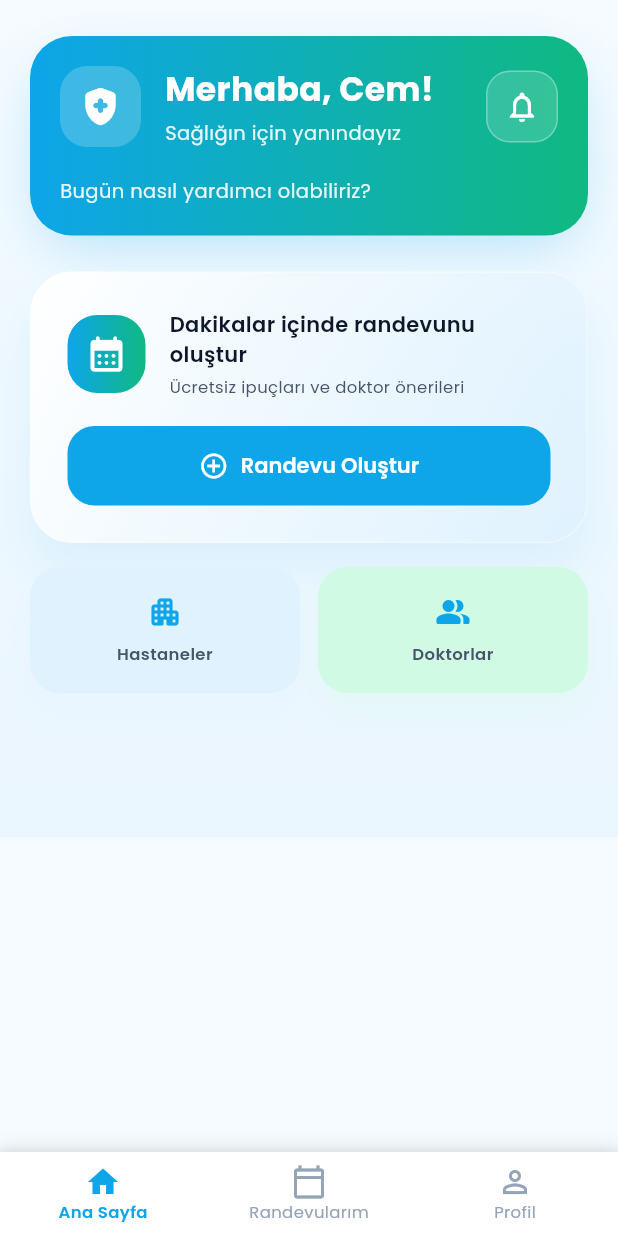
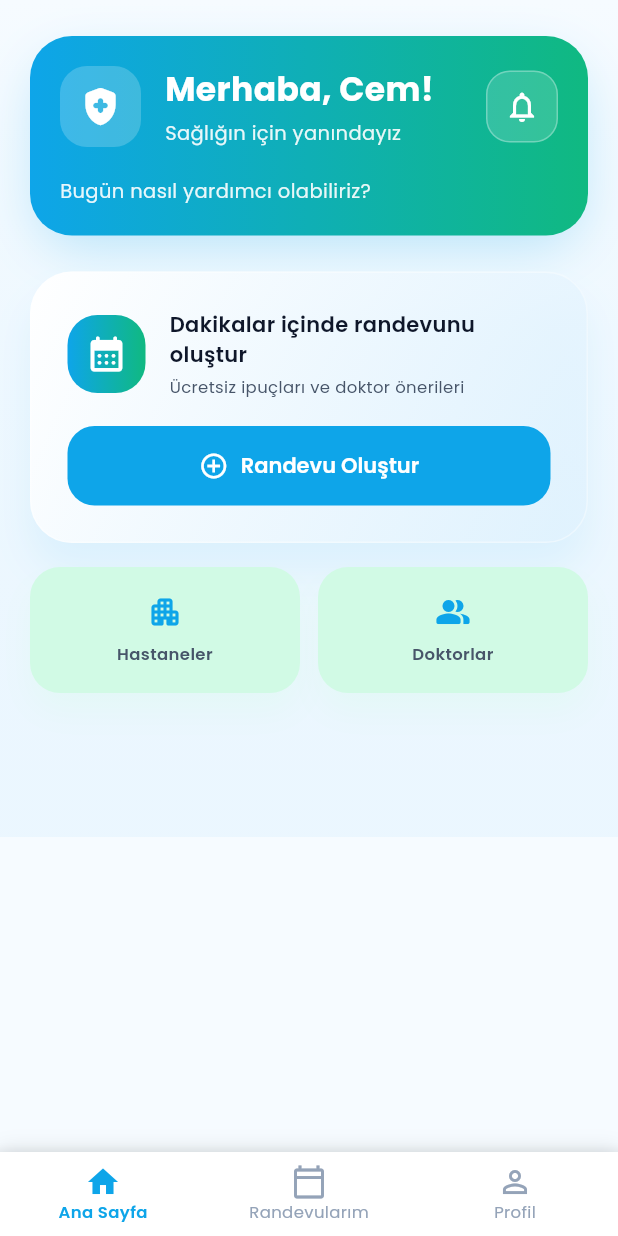
Before and after one commit to CemBlt/dent-panel, a Flutter app: the screen it shows after launch, on a phone screen of 412 x 824 dp. Run offline on Flutter 3.47's test engine with Material 3 defaults, Android fonts, the phone set to English and light mode, and no system bars; our stand-ins replace google_fonts, supabase_flutter; accounts and stored records are empty.

Commit message:
anassyfala buton renklendirmesi

```diff
--- a/klasor/app_dent/lib/screens/home_screen.dart
+++ b/klasor/app_dent/lib/screens/home_screen.dart
@@ -375,7 +375,7 @@ class _HomeScreenState extends State<HomeScreen> {
             child: _buildQuickActionCard(
               icon: Icons.apartment_rounded,
               label: 'Hastaneler',
-              color: AppTheme.lightTurquoise,
+              color: AppTheme.turquoiseSoft,
               onTap: () {
                 Navigator.push(
                   context,
```
